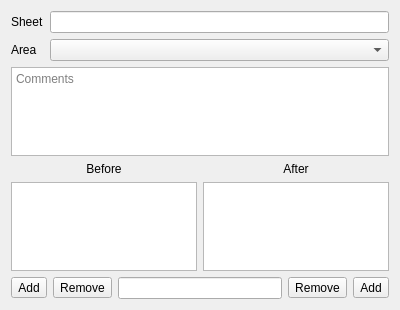
First picture: the form in changeentry.ui, repository Kuszki/Multimap-Zasiegi, before the edit.
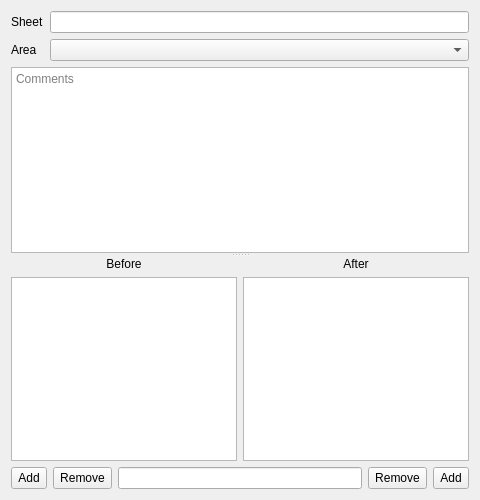
Second picture: the form after the edit. Icons and pictures are not drawn.

Diff of the .ui file:
```diff
--- a/changeentry.ui
+++ b/changeentry.ui
@@ -6,63 +6,12 @@
    <rect>
     <x>0</x>
     <y>0</y>
-    <width>400</width>
-    <height>310</height>
+    <width>480</width>
+    <height>500</height>
    </rect>
   </property>
   <layout class="QGridLayout" name="gridLayout">
-   <item row="5" column="0" colspan="2">
-    <layout class="QHBoxLayout" name="horizontalLayout">
-     <item>
-      <widget class="QToolButton" name="addLeftButton">
-       <property name="text">
-        <string>Add</string>
-       </property>
-       <property name="icon">
-        <iconset theme="list-add">
-         <normaloff>.</normaloff>.</iconset>
-       </property>
-      </widget>
-     </item>
-     <item>
-      <widget class="QToolButton" name="delLeftButton">
-       <property name="text">
-        <string>Remove</string>
-       </property>
-       <property name="icon">
-        <iconset theme="list-remove">
-         <normaloff>.</normaloff>.</iconset>
-       </property>
-      </widget>
-     </item>
-     <item>
-      <widget class="QLineEdit" name="commonEdit"/>
-     </item>
-     <item>
-      <widget class="QToolButton" name="delRightButton">
-       <property name="text">
-        <string>Remove</string>
-       </property>
-       <property name="icon">
-        <iconset theme="list-remove">
-         <normaloff>.</normaloff>.</iconset>
-       </property>
-      </widget>
-     </item>
-     <item>
-      <widget class="QToolButton" name="addRightButton">
-       <property name="text">
-        <string>Add</string>
-       </property>
-       <property name="icon">
-        <iconset theme="list-add">
-         <normaloff>.</normaloff>.</iconset>
-       </property>
-      </widget>
-     </item>
-    </layout>
-   </item>
-   <item row="0" column="0" colspan="2">
+   <item row="0" column="0">
     <layout class="QGridLayout" name="attribLayout">
      <item row="0" column="0">
       <widget class="QLabel" name="sheetLabel">
@@ -89,7 +38,34 @@
      </item>
     </layout>
    </item>
-   <item row="2" column="1">
+   <item row="1" column="0">
+    <widget class="QSplitter" name="splitter">
+     <property name="orientation">
+      <enum>Qt::Vertical</enum>
+     </property>
+     <widget class="QPlainTextEdit" name="commentEdit">
+      <property name="placeholderText">
+       <string>Comments</string>
+      </property>
+     </widget>
+     <widget class="QWidget" name="layoutWidget">
+      <layout class="QVBoxLayout" name="verticalLayout">
+       <item>
+        <layout class="QGridLayout" name="changesLayout">
+         <item row="0" column="0">
+          <widget class="QLabel" name="beforeLabel">
+           <property name="text">
+            <string>Before</string>
+           </property>
+           <property name="alignment">
+            <set>Qt::AlignCenter</set>
+           </property>
+           <property name="buddy">
+            <cstring>beforeView</cstring>
+           </property>
+          </widget>
+         </item>
+         <item row="0" column="1">
     <widget class="QLabel" name="afterLabel">
      <property name="text">
       <string>After</string>
@@ -102,38 +78,99 @@
      </property>
     </widget>
    </item>
-   <item row="3" column="0">
+         <item row="1" column="0">
     <widget class="QListView" name="beforeView">
      <property name="editTriggers">
       <set>QAbstractItemView::NoEditTriggers</set>
      </property>
     </widget>
    </item>
-   <item row="3" column="1">
+         <item row="1" column="1">
     <widget class="QListView" name="afterView">
      <property name="editTriggers">
       <set>QAbstractItemView::NoEditTriggers</set>
      </property>
     </widget>
    </item>
-   <item row="2" column="0">
-    <widget class="QLabel" name="beforeLabel">
+        </layout>
+       </item>
+       <item>
+        <layout class="QHBoxLayout" name="horizontalLayout">
+         <item>
+          <widget class="QToolButton" name="addLeftButton">
+           <property name="sizePolicy">
+            <sizepolicy hsizetype="Fixed" vsizetype="Preferred">
+             <horstretch>0</horstretch>
+             <verstretch>0</verstretch>
+            </sizepolicy>
+           </property>
      <property name="text">
-      <string>Before</string>
-     </property>
-     <property name="alignment">
-      <set>Qt::AlignCenter</set>
-     </property>
-     <property name="buddy">
-      <cstring>beforeView</cstring>
-     </property>
-    </widget>
-   </item>
-   <item row="1" column="0" colspan="2">
-    <widget class="QPlainTextEdit" name="commentEdit">
-     <property name="placeholderText">
-      <string>Comments</string>
-     </property>
+            <string>Add</string>
+           </property>
+           <property name="icon">
+            <iconset theme="list-add">
+             <normaloff>.</normaloff>.</iconset>
+           </property>
+          </widget>
+         </item>
+         <item>
+          <widget class="QToolButton" name="delLeftButton">
+           <property name="sizePolicy">
+            <sizepolicy hsizetype="Fixed" vsizetype="Preferred">
+             <horstretch>0</horstretch>
+             <verstretch>0</verstretch>
+            </sizepolicy>
+           </property>
+           <property name="text">
+            <string>Remove</string>
+           </property>
+           <property name="icon">
+            <iconset theme="list-remove">
+             <normaloff>.</normaloff>.</iconset>
+           </property>
+          </widget>
+         </item>
+         <item>
+          <widget class="QLineEdit" name="commonEdit"/>
+         </item>
+         <item>
+          <widget class="QToolButton" name="delRightButton">
+           <property name="sizePolicy">
+            <sizepolicy hsizetype="Fixed" vsizetype="Preferred">
+             <horstretch>0</horstretch>
+             <verstretch>0</verstretch>
+            </sizepolicy>
+           </property>
+           <property name="text">
+            <string>Remove</string>
+           </property>
+           <property name="icon">
+            <iconset theme="list-remove">
+             <normaloff>.</normaloff>.</iconset>
+           </property>
+          </widget>
+         </item>
+         <item>
+          <widget class="QToolButton" name="addRightButton">
+           <property name="sizePolicy">
+            <sizepolicy hsizetype="Fixed" vsizetype="Preferred">
+             <horstretch>0</horstretch>
+             <verstretch>0</verstretch>
+            </sizepolicy>
+           </property>
+           <property name="text">
+            <string>Add</string>
+           </property>
+           <property name="icon">
+            <iconset theme="list-add">
+             <normaloff>.</normaloff>.</iconset>
+           </property>
+          </widget>
+         </item>
+        </layout>
+       </item>
+      </layout>
+     </widget>
     </widget>
    </item>
   </layout>
```
Left out of the diff: 11 changed lines with no effect on the pictures. Lines whose indentation alone changed are shown as unchanged.
